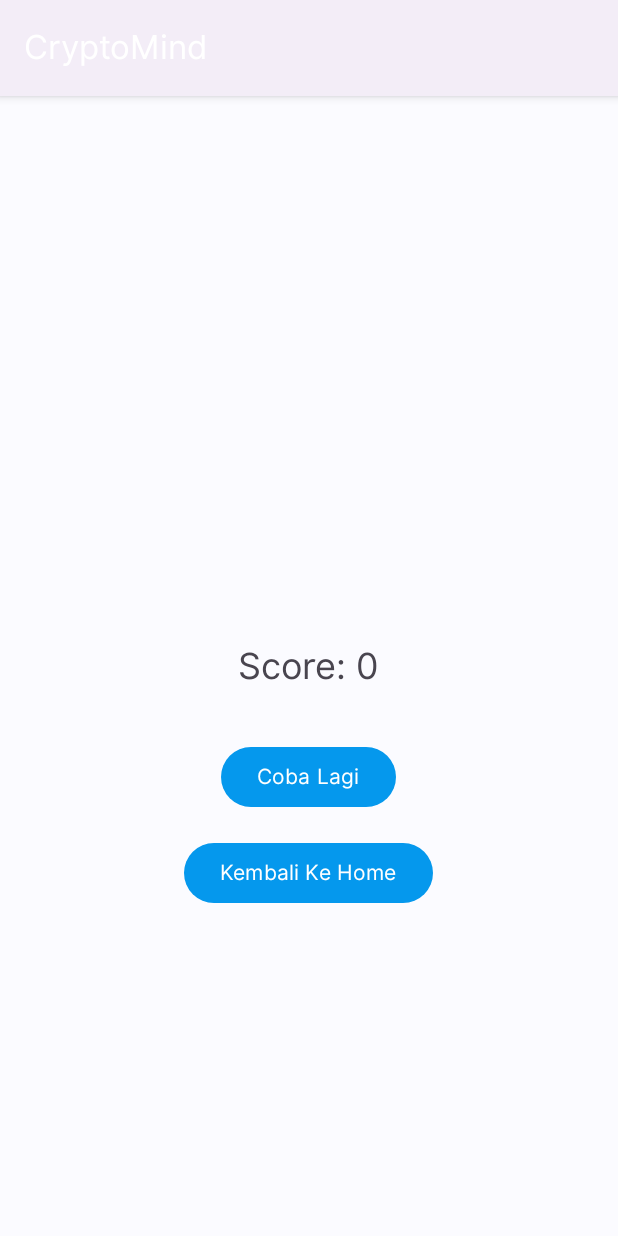
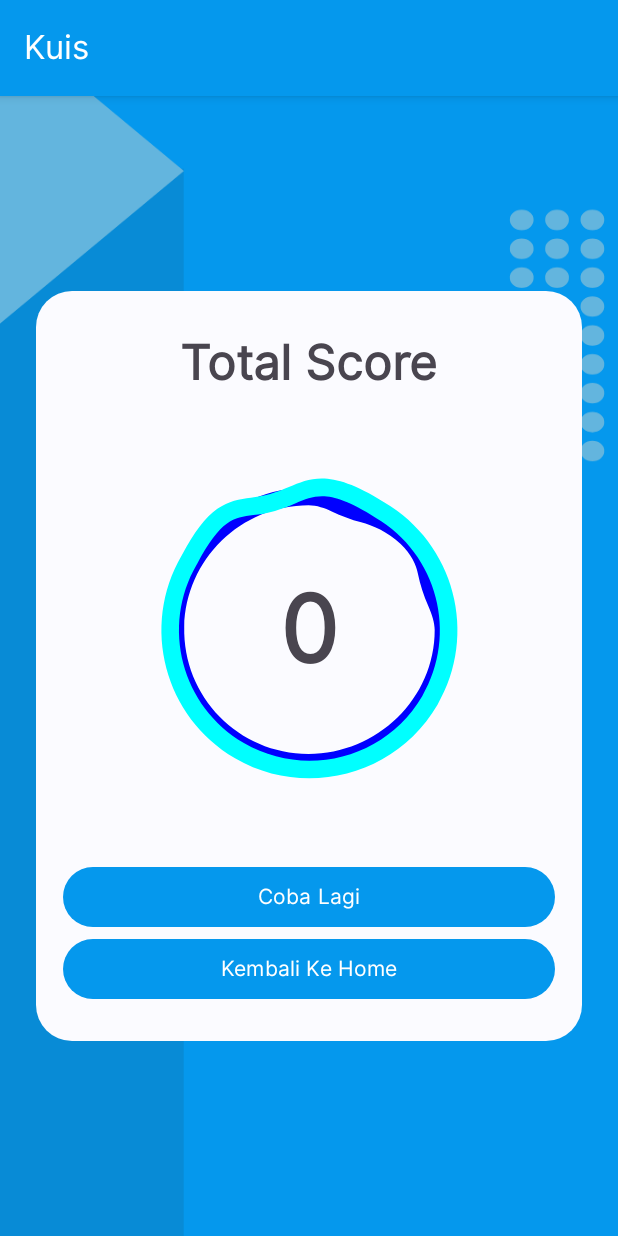
Before and after one commit to amaralfatah/CryptoMind, an Android app: the screen it shows after launch (ResultActivity), after a tap on "Kuis", on a phone screen of 412 x 824 dp. Run offline under Robolectric (Android 15) with nearby library versions, the phone set to English and light mode, and no system bars; our stand-ins replace Firebase (no records; nobody signed in at launch, a user with empty details on screens opened directly).

Commit message:
perbaiki encrypt decrypt dan ResultActivity

```diff
--- a/app/build.gradle.kts
+++ b/app/build.gradle.kts
@@ -60,5 +60,7 @@ dependencies {
     implementation(platform("com.google.firebase:firebase-bom:33.0.0"))
     implementation("com.google.firebase:firebase-storage")
 
+    implementation ("com.airbnb.android:lottie:6.3.0")
+
 
 }
--- a/app/src/main/java/com/uadev/cryptomind/views/MainActivity.kt
+++ b/app/src/main/java/com/uadev/cryptomind/views/MainActivity.kt
@@ -13,7 +13,7 @@ import com.uadev.cryptomind.databinding.ActivityMainBinding
 import com.uadev.cryptomind.views.info.InfoActivity
 import com.uadev.cryptomind.views.kuis.QuizActivity
 import com.uadev.cryptomind.views.materi.OptionMateriActivity
-import com.uadev.cryptomind.views.petunjuk.PetunjukActivity
+import com.uadev.cryptomind.views.bantuan.BantuanActivity
 import com.uadev.cryptomind.views.program.ProgramActivity
 import com.uadev.cryptomind.views.simulasi.OptionSimulasiActivity
 
@@ -54,7 +54,6 @@ class MainActivity : AppCompatActivity() {
         }
 
         setSupportActionBar(binding.toolbar)
-        // Menghapus judul dari Toolbar
         supportActionBar?.setDisplayShowTitleEnabled(false)
     }
 
@@ -66,7 +65,7 @@ class MainActivity : AppCompatActivity() {
     override fun onOptionsItemSelected(item: MenuItem): Boolean {
         return when (item.itemId) {
             R.id.action_petunjuk -> {
-                val intent = Intent(this, PetunjukActivity::class.java)
+                val intent = Intent(this, BantuanActivity::class.java)
                 startActivity(intent)
                 true
             }
--- a/app/src/main/java/com/uadev/cryptomind/views/petunjuk/PetunjukActivity.kt
+++ b/app/src/main/java/com/uadev/cryptomind/views/bantuan/BantuanActivity.kt
@@ -1,4 +1,4 @@
-package com.uadev.cryptomind.views.petunjuk
+package com.uadev.cryptomind.views.bantuan
 
 import android.os.Bundle
 import androidx.activity.enableEdgeToEdge
@@ -7,11 +7,11 @@ import androidx.core.view.ViewCompat
 import androidx.core.view.WindowInsetsCompat
 import com.uadev.cryptomind.R
 
-class PetunjukActivity : AppCompatActivity() {
+class BantuanActivity : AppCompatActivity() {
     override fun onCreate(savedInstanceState: Bundle?) {
         super.onCreate(savedInstanceState)
         enableEdgeToEdge()
-        setContentView(R.layout.activity_petunjuk)
+        setContentView(R.layout.activity_bantuan)
         ViewCompat.setOnApplyWindowInsetsListener(findViewById(R.id.main)) { v, insets ->
             val systemBars = insets.getInsets(WindowInsetsCompat.Type.systemBars())
             v.setPadding(systemBars.left, systemBars.top, systemBars.right, systemBars.bottom)
--- a/app/src/main/java/com/uadev/cryptomind/views/kuis/QuizActivity.kt
+++ b/app/src/main/java/com/uadev/cryptomind/views/kuis/QuizActivity.kt
@@ -23,7 +23,7 @@ class QuizActivity : AppCompatActivity() {
     private lateinit var binding: ActivityQuizBinding
     private lateinit var quizViewModel: QuizViewModel
     private lateinit var countDownTimer: CountDownTimer
-    private var timeLeftInMillis: Long = 60000 // Waktu dalam milidetik (60 detik)
+    private var timeLeftInMillis: Long = 300000 // Waktu dalam milidetik (60 detik)
     private val COUNTDOWN_INTERVAL: Long = 1000 // Interval countdown dalam milidetik (1 detik)
 
     override fun onCreate(savedInstanceState: Bundle?) {
@@ -58,7 +58,7 @@ class QuizActivity : AppCompatActivity() {
 
         // Aktifkan action bar
         supportActionBar?.setDisplayHomeAsUpEnabled(true)
-        supportActionBar?.title = "Quiz"
+        supportActionBar?.title = "Kuis"
         supportActionBar?.setBackgroundDrawable(ColorDrawable(ContextCompat.getColor(this, R.color.primary_color)))
     }
 
--- a/app/src/main/java/com/uadev/cryptomind/views/kuis/ResultActivity.kt
+++ b/app/src/main/java/com/uadev/cryptomind/views/kuis/ResultActivity.kt
@@ -1,8 +1,11 @@
 package com.uadev.cryptomind.views.kuis
 
 import android.content.Intent
+import android.graphics.Color
+import android.graphics.drawable.ColorDrawable
 import android.os.Bundle
 import androidx.appcompat.app.AppCompatActivity
+import androidx.core.content.ContextCompat
 import androidx.core.view.ViewCompat
 import androidx.core.view.WindowInsetsCompat
 import com.uadev.cryptomind.R
@@ -18,7 +21,7 @@ class ResultActivity : AppCompatActivity() {
         binding = ActivityResultBinding.inflate(layoutInflater)
         setContentView(binding.root)
 
-        ViewCompat.setOnApplyWindowInsetsListener(binding.main) { v, insets ->
+        ViewCompat.setOnApplyWindowInsetsListener(binding.actionContainer) { v, insets ->
             val systemBars = insets.getInsets(WindowInsetsCompat.Type.systemBars())
             v.setPadding(systemBars.left, systemBars.top, systemBars.right, systemBars.bottom)
             insets
@@ -28,17 +31,19 @@ class ResultActivity : AppCompatActivity() {
         binding.scoreTextView.text = getString(R.string.score_format, score)
 
         binding.retryButton.setOnClickListener {
-            startMainActivity()
+            val intent = Intent(this, QuizActivity::class.java)
+            intent.flags = Intent.FLAG_ACTIVITY_NEW_TASK or Intent.FLAG_ACTIVITY_CLEAR_TASK
+            startActivity(intent)
         }
 
         binding.dashboardButton.setOnClickListener {
-            startMainActivity()
+            val intent = Intent(this, MainActivity::class.java)
+            intent.flags = Intent.FLAG_ACTIVITY_NEW_TASK or Intent.FLAG_ACTIVITY_CLEAR_TASK
+            startActivity(intent)
         }
-    }
 
-    private fun startMainActivity() {
-        val intent = Intent(this, MainActivity::class.java)
-        startActivity(intent)
-        finish()
+        // Aktifkan action bar
+        supportActionBar?.title = "Kuis"
+        supportActionBar?.setBackgroundDrawable(ColorDrawable(ContextCompat.getColor(this, R.color.primary_color)))
     }
 }
--- /dev/null
+++ b/app/src/main/res/drawable/bg_rounded_full.xml
@@ -0,0 +1,10 @@
+<?xml version="1.0" encoding="UTF-8"?>
+<shape
+    xmlns:android="http://schemas.android.com/apk/res/android">
+    <solid
+        android:color="@color/gost_white"
+        />
+    <corners
+        android:radius="24dp"
+        />
+</shape>
--- a/app/src/main/res/layout/activity_petunjuk.xml
+++ b/app/src/main/res/layout/activity_bantuan.xml
@@ -5,6 +5,6 @@
     android:id="@+id/main"
     android:layout_width="match_parent"
     android:layout_height="match_parent"
-    tools:context=".views.petunjuk.PetunjukActivity">
+    tools:context=".views.bantuan.BantuanActivity">
 
 </androidx.constraintlayout.widget.ConstraintLayout>
--- a/app/src/main/res/layout/activity_result.xml
+++ b/app/src/main/res/layout/activity_result.xml
@@ -1,35 +1,90 @@
 <?xml version="1.0" encoding="utf-8"?>
-<RelativeLayout xmlns:android="http://schemas.android.com/apk/res/android"
+<androidx.constraintlayout.widget.ConstraintLayout xmlns:android="http://schemas.android.com/apk/res/android"
     xmlns:tools="http://schemas.android.com/tools"
     android:layout_width="match_parent"
     android:layout_height="match_parent"
-    tools:context=".views.kuis.ResultActivity"
-    android:id="@+id/main">
+    xmlns:app="http://schemas.android.com/apk/res-auto"
+    tools:context=".views.kuis.QuizActivity"
+    android:id="@+id/action_container"
+    android:background="@drawable/bg_home">
+
+    <ImageView
+        android:id="@+id/ivbg"
+        android:layout_width="match_parent"
+        android:layout_height="500dp"
+        android:layout_marginHorizontal="24dp"
+        android:background="@drawable/bg_rounded_full"
+        android:contentDescription="@string/kuis"
+        app:layout_constraintBottom_toBottomOf="parent"
+        app:layout_constraintTop_toTopOf="parent">
+    </ImageView>
 
     <TextView
-        android:id="@+id/scoreTextView"
+        android:id="@+id/tvNilai"
         android:layout_width="wrap_content"
         android:layout_height="wrap_content"
-        android:text="@string/nilai"
-        android:layout_centerInParent="true"
-        android:textSize="24sp"
-        android:layout_marginBottom="16dp"/>
+        android:layout_marginHorizontal="36dp"
+        android:layout_marginTop="24dp"
+        android:text="Total Score"
+        android:textSize="32sp"
+        android:textStyle="bold"
+        app:layout_constraintEnd_toEndOf="parent"
+        app:layout_constraintStart_toStartOf="parent"
+        app:layout_constraintTop_toTopOf="@+id/ivbg" />
+
+    <androidx.constraintlayout.widget.ConstraintLayout
+        android:id="@+id/layoutResult"
+        android:layout_width="match_parent"
+        android:layout_height="wrap_content"
+        app:layout_constraintBottom_toTopOf="@+id/retryButton"
+        app:layout_constraintEnd_toEndOf="parent"
+        app:layout_constraintStart_toStartOf="parent"
+        app:layout_constraintTop_toBottomOf="@+id/tvNilai">
+
+        <TextView
+            android:id="@+id/scoreTextView"
+            android:layout_width="wrap_content"
+            android:layout_height="wrap_content"
+            android:text="80"
+            android:textSize="62sp"
+            android:textStyle="bold"
+            app:layout_constraintBottom_toBottomOf="@id/animLottie"
+            app:layout_constraintEnd_toEndOf="@id/animLottie"
+            app:layout_constraintStart_toStartOf="@id/animLottie"
+            app:layout_constraintTop_toTopOf="@id/animLottie" />
+
+        <com.airbnb.lottie.LottieAnimationView
+            android:id="@+id/animLottie"
+            android:layout_width="300dp"
+            android:layout_height="300dp"
+            app:layout_constraintBottom_toBottomOf="parent"
+            app:layout_constraintEnd_toEndOf="parent"
+            app:layout_constraintStart_toStartOf="parent"
+            app:layout_constraintTop_toTopOf="parent"
+            app:lottie_autoPlay="true"
+            app:lottie_loop="true"
+            app:lottie_rawRes="@raw/anim_bg_result" />
+
+    </androidx.constraintlayout.widget.ConstraintLayout>
 
     <Button
         android:id="@+id/retryButton"
-        android:layout_width="wrap_content"
+        android:layout_width="match_parent"
         android:layout_height="wrap_content"
+        android:layout_marginHorizontal="42dp"
         android:text="@string/coba_lagi"
-        android:layout_below="@id/scoreTextView"
-        android:layout_marginTop="16dp"
-        android:layout_centerHorizontal="true"/>
+        app:layout_constraintBottom_toTopOf="@+id/dashboardButton"
+        app:layout_constraintEnd_toEndOf="@+id/ivbg"
+        app:layout_constraintStart_toStartOf="@+id/ivbg" />
 
     <Button
         android:id="@+id/dashboardButton"
-        android:layout_width="wrap_content"
+        android:layout_width="match_parent"
         android:layout_height="wrap_content"
+        android:layout_marginHorizontal="42dp"
+        android:layout_marginBottom="24dp"
         android:text="@string/go_to_home"
-        android:layout_below="@id/retryButton"
-        android:layout_marginTop="16dp"
-        android:layout_centerHorizontal="true"/>
-</RelativeLayout>
+        app:layout_constraintBottom_toBottomOf="@+id/ivbg"
+        app:layout_constraintEnd_toEndOf="@+id/ivbg"
+        app:layout_constraintStart_toStartOf="@+id/ivbg" />
+</androidx.constraintlayout.widget.ConstraintLayout>
--- a/app/src/main/res/layout/fragment_encryption.xml
+++ b/app/src/main/res/layout/fragment_encryption.xml
@@ -16,7 +16,7 @@
         android:textSize="14sp"/>
 
     <com.google.android.material.textfield.TextInputLayout
-        android:id="@+id/textInputLayoutInput"
+        android:id="@+id/textInputLayoutPlaintext"
         android:layout_width="match_parent"
         android:layout_height="wrap_content"
         android:layout_marginBottom="6dp"
@@ -24,7 +24,7 @@
         android:background="@color/white">
 
         <com.google.android.material.textfield.TextInputEditText
-            android:id="@+id/textInputEditTextInput"
+            android:id="@+id/textInputEditTextPlaintext"
             android:layout_width="match_parent"
             android:layout_height="wrap_content"
             android:fontFamily="monospace"/>
--- a/app/src/main/res/values/strings.xml
+++ b/app/src/main/res/values/strings.xml
@@ -1,6 +1,6 @@
 <resources>
     <string name="app_name">CryptoMind</string>
-    <string name="score_format">Score: %d</string>
+    <string name="score_format">%d</string>
     <string name="enkripsi">Enkripsi</string>
     <string name="dekripsi">Dekripsi</string>
     <!-- TODO: Remove or change this placeholder text -->
@@ -95,7 +95,7 @@
     <string name="submit">Submit</string>
     <string name="go_to_home">Kembali Ke Home</string>
     <string name="coba_lagi">Coba Lagi</string>
-    <string name="nilai">Nilai : 0</string>
+    <string name="nilai">10</string>
     <string name="text_yang_akan_didenkripsi">Text yang akan didenkripsi</string>
     <string name="cipher_text">Cipher Text</string>
     <string name="key">Key</string>
```
Also changed, not shown: app/src/main/AndroidManifest.xml (+3 -4 lines), app/src/main/java/com/uadev/cryptomind/views/program/DecryptionFragment.kt (+89 -88 lines), app/src/main/java/com/uadev/cryptomind/views/program/EncryptionFragment.kt (+72 -54 lines), app/src/main/res/raw/anim_bg_result.json (added, +1 -0 lines).
